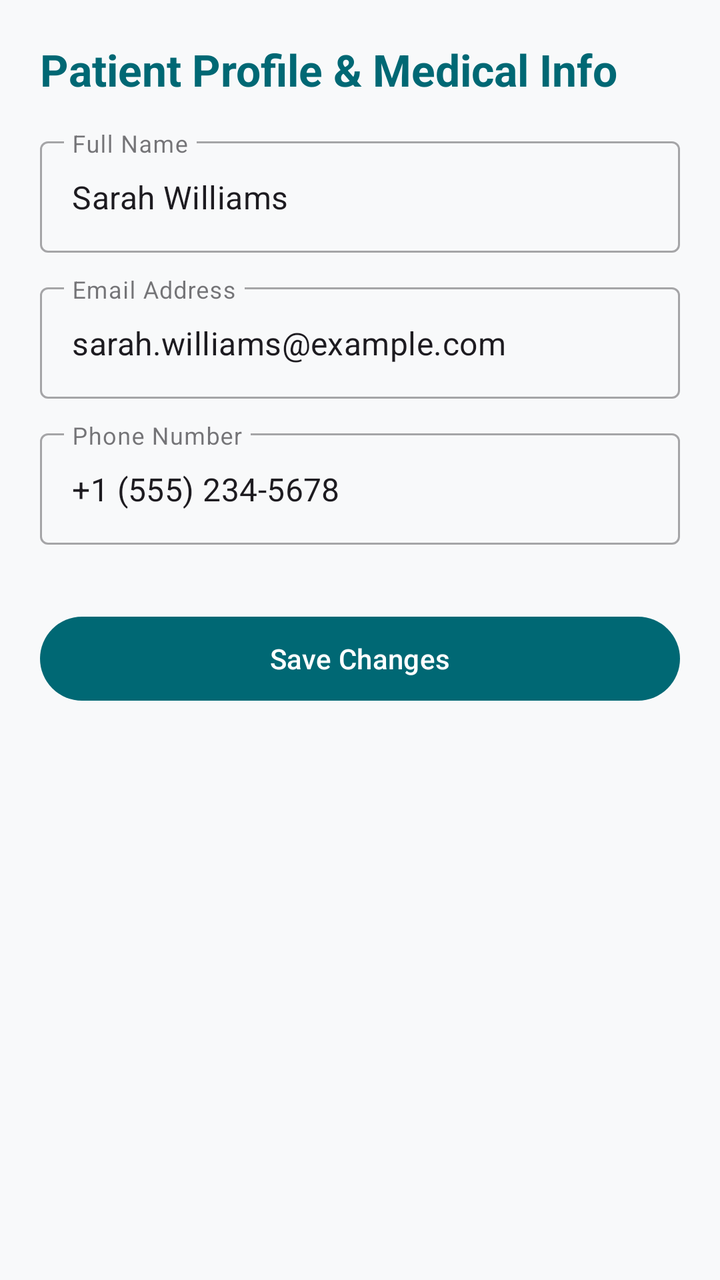
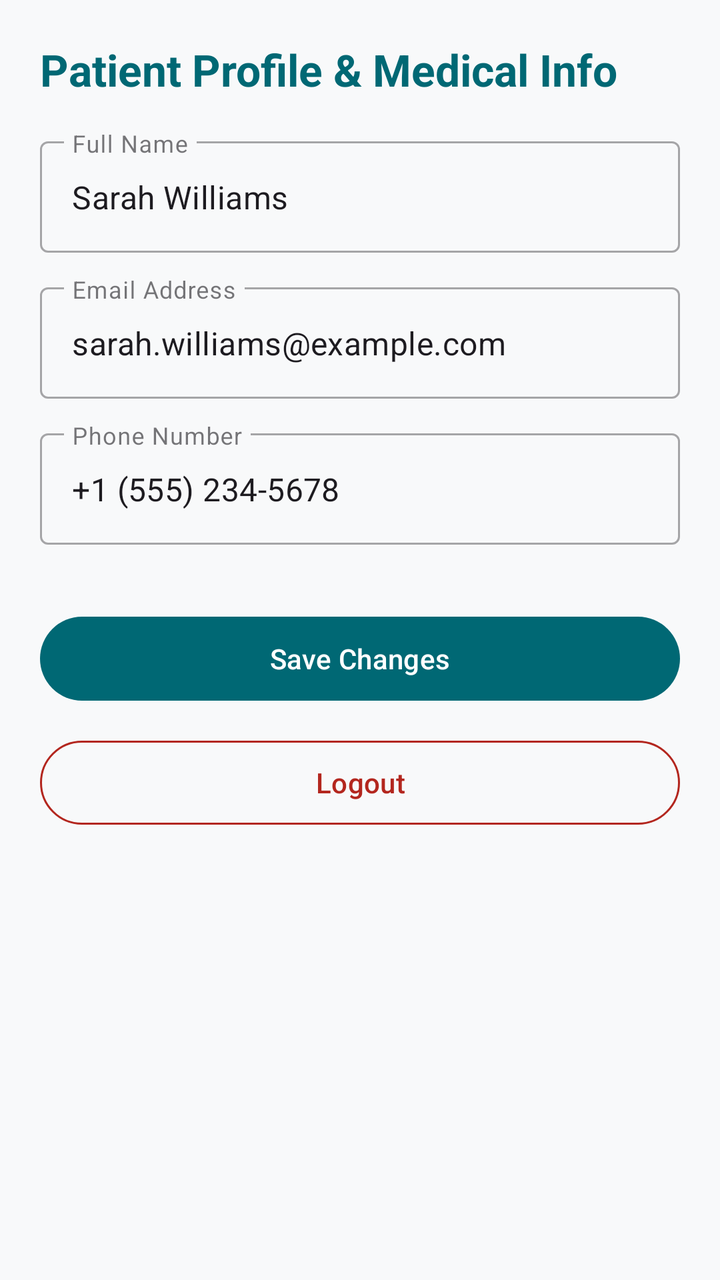

The first picture is an Android layout as it rendered before a commit; the second is the same layout after the commit. The layout source and the unified diff follow.
<!-- AndroidManifest.xml: application theme Theme.TeledentistryProject -->
<!-- res/layout/activity_patient_profile.xml -->
<?xml version="1.0" encoding="utf-8"?>
<ScrollView xmlns:android="http://schemas.android.com/apk/res/android"
    android:layout_width="match_parent"
    android:layout_height="match_parent"
    android:padding="20dp"
    android:background="#F8F9FA">

    <LinearLayout
        android:layout_width="match_parent"
        android:layout_height="wrap_content"
        android:orientation="vertical">

        <TextView
            android:layout_width="wrap_content"
            android:layout_height="wrap_content"
            android:text="Patient Profile &amp; Medical Info"
            android:textSize="22sp"
            android:textStyle="bold"
            android:textColor="#006874"
            android:layout_marginBottom="16dp"/>

        <com.google.android.material.textfield.TextInputLayout
            style="@style/Widget.MaterialComponents.TextInputLayout.OutlinedBox"
            android:layout_width="match_parent"
            android:layout_height="wrap_content"
            android:hint="Full Name"
            android:layout_marginBottom="12dp">
            <com.google.android.material.textfield.TextInputEditText
                android:id="@+id/etFullName"
                android:layout_width="match_parent"
                android:layout_height="wrap_content"
                android:text="Sarah Williams"/>
        </com.google.android.material.textfield.TextInputLayout>

        <com.google.android.material.textfield.TextInputLayout
            style="@style/Widget.MaterialComponents.TextInputLayout.OutlinedBox"
            android:layout_width="match_parent"
            android:layout_height="wrap_content"
            android:hint="Email Address"
            android:layout_marginBottom="12dp">
            <com.google.android.material.textfield.TextInputEditText
                android:id="@+id/etEmail"
                android:layout_width="match_parent"
                android:layout_height="wrap_content"
                android:text="sarah.williams@example.com"/>
        </com.google.android.material.textfield.TextInputLayout>

        <com.google.android.material.textfield.TextInputLayout
            style="@style/Widget.MaterialComponents.TextInputLayout.OutlinedBox"
            android:layout_width="match_parent"
            android:layout_height="wrap_content"
            android:hint="Phone Number"
            android:layout_marginBottom="12dp">
            <com.google.android.material.textfield.TextInputEditText
                android:id="@+id/etPhone"
                android:layout_width="match_parent"
                android:layout_height="wrap_content"
                android:text="+1 (555) 234-5678"/>
        </com.google.android.material.textfield.TextInputLayout>

        <com.google.android.material.button.MaterialButton
            android:id="@+id/btnSaveProfile"
            android:layout_width="match_parent"
            android:layout_height="50dp"
            android:text="Save Changes"
            android:layout_marginTop="20dp"/>

    </LinearLayout>
</ScrollView>
<!-- resources referenced by this layout -->
<resources>
  <style name="Theme.TeledentistryProject" parent="Base.Theme.TeledentistryProject" />
  <style name="Base.Theme.TeledentistryProject" parent="Theme.Material3.DayNight.NoActionBar">
          <item name="colorPrimary">@color/dental_primary</item>
          <item name="colorSecondary">@color/dental_secondary</item>
          <item name="android:windowBackground">@color/dental_background</item>
          <item name="colorSurface">@color/dental_surface</item>
      </style>
  <color name="dental_primary">#006874</color>
  <color name="dental_secondary">#00A3B4</color>
  <color name="dental_background">#F6FAF9</color>
  <color name="dental_surface">#FFFFFF</color>
</resources>

<!-- the commit's change to res/layout/activity_patient_profile.xml (unified diff, before → after) -->
@@ -1,5 +1,6 @@
 <?xml version="1.0" encoding="utf-8"?>
 <ScrollView xmlns:android="http://schemas.android.com/apk/res/android"
+    xmlns:app="http://schemas.android.com/apk/res-auto"
     android:layout_width="match_parent"
     android:layout_height="match_parent"
     android:padding="20dp"
@@ -65,5 +66,17 @@
             android:text="Save Changes"
             android:layout_marginTop="20dp"/>
 
+        <com.google.android.material.button.MaterialButton
+            android:id="@+id/btnLogout"
+            style="?attr/materialButtonOutlinedStyle"
+            android:layout_width="match_parent"
+            android:layout_height="50dp"
+            android:layout_marginTop="12dp"
+            android:layout_marginBottom="20dp"
+            android:text="Logout"
+            android:textAllCaps="false"
+            android:textColor="#B3261E"
+            app:strokeColor="#B3261E" />
+
     </LinearLayout>
 </ScrollView>
